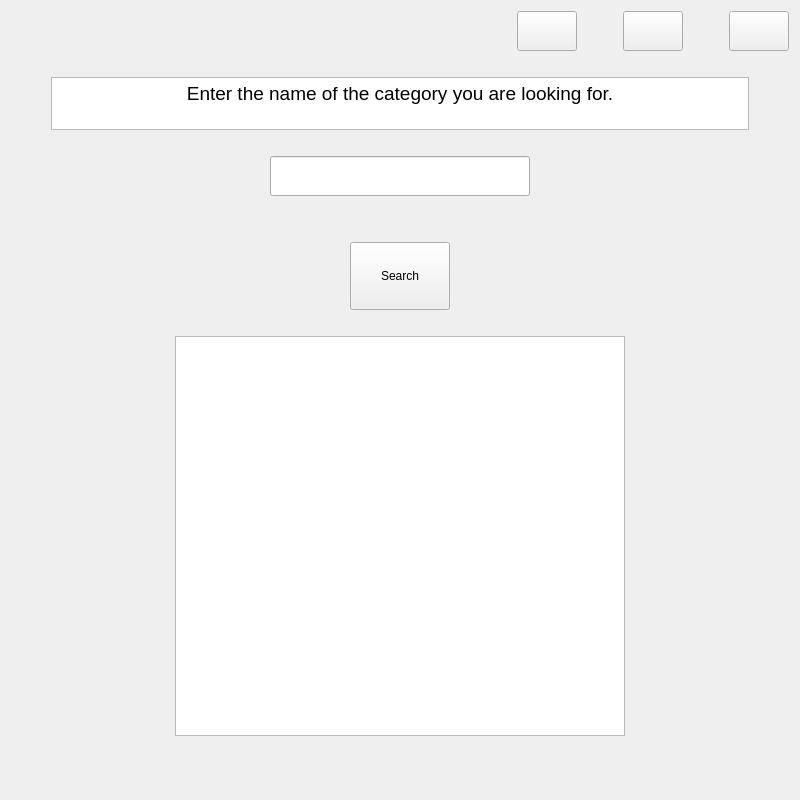
Qt form Project/search_category.ui (AminNaghiyan/uiap92_project) before a commit.
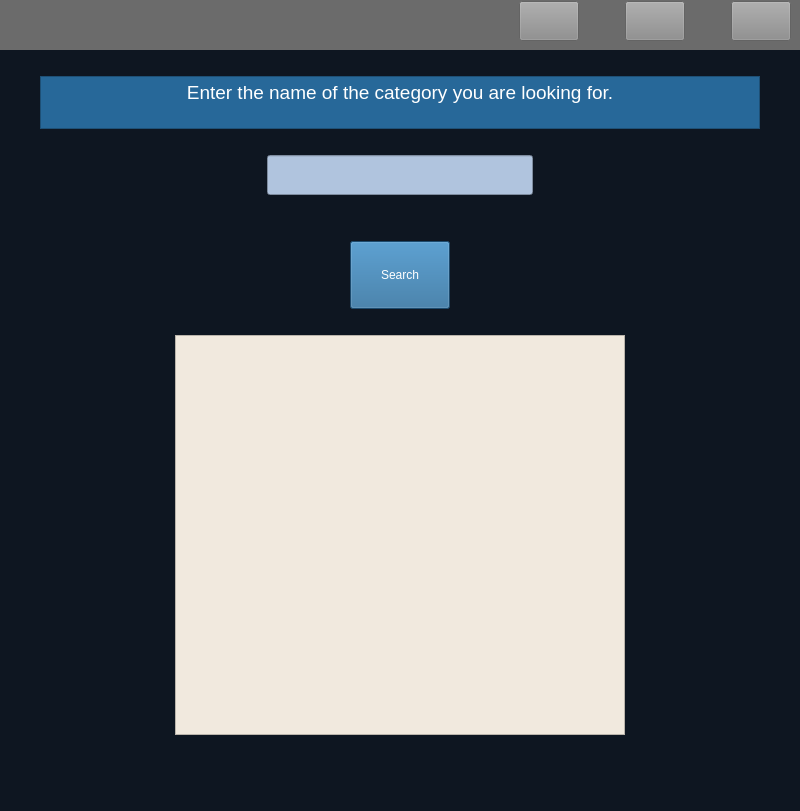
The same form after that commit. Icons and pictures are not drawn.

Commit message: Design final appearance of page Search_category

```diff
--- a/Project/search_category.ui
+++ b/Project/search_category.ui
@@ -7,7 +7,7 @@
     <x>0</x>
     <y>0</y>
     <width>800</width>
-    <height>800</height>
+    <height>811</height>
    </rect>
   </property>
   <property name="minimumSize">
@@ -19,16 +19,94 @@
   <property name="windowTitle">
    <string>Form</string>
   </property>
+  <property name="styleSheet">
+   <string notr="true">#search_category
+{
+background-color : rgb(14, 22, 33)
+}
+
+#top
+{
+background-color : rgb(107, 107, 107)
+}
+
+#back::hover
+{
+	background-color: rgb(206, 206, 206);
+}
+
+#back
+{
+background-color : rgb(140, 140, 140) ;
+border-color: rgb(0, 0, 0);
+}
+#close
+{
+background-color : rgb(140, 140, 140) ;
+}
+
+#close::hover
+{
+background-color : red 
+}
+
+#reload::hover
+{
+	background-color: rgb(206, 206, 206);
+}
+
+#reload
+{
+background-color : rgb(140, 140, 140) ;
+border-color: rgb(0, 0, 0);
+}
+
+#textBrowser
+{
+	color: rgb(255, 255, 255);
+	background-color: rgb(39, 104, 153);
+}
+
+#category_name
+{
+color: rgb(79, 59, 33);
+background-color : rgb(176, 196, 222)
+}
+
+#search
+{
+	color: rgb(255, 255, 255);
+	font: 10pt &quot;MS Shell Dlg 2&quot;;
+    background-color: rgb(39, 104, 153) ;
+}
+
+#textBrowser_2
+{
+	font: 10pt &quot;MS Shell Dlg 2&quot;;
+    color: rgb(79, 59, 33);
+    background-color : #f1e9de
+}</string>
+  </property>
   <layout class="QVBoxLayout" name="verticalLayout">
+   <property name="leftMargin">
+    <number>0</number>
+   </property>
+   <property name="topMargin">
+    <number>0</number>
+   </property>
+   <property name="rightMargin">
+    <number>0</number>
+   </property>
    <item>
     <layout class="QVBoxLayout" name="verticalLayout_2">
      <property name="bottomMargin">
       <number>0</number>
      </property>
      <item>
+      <widget class="QWidget" name="top" native="true">
       <layout class="QHBoxLayout" name="horizontalLayout">
        <property name="topMargin">
-        <number>0</number>
+         <number>1</number>
        </property>
        <item>
         <spacer name="horizontalSpacer">
@@ -60,8 +138,8 @@
          </property>
          <property name="iconSize">
           <size>
-           <width>50</width>
-           <height>40</height>
+            <width>30</width>
+            <height>30</height>
           </size>
          </property>
         </widget>
@@ -99,8 +177,8 @@
          </property>
          <property name="iconSize">
           <size>
-           <width>50</width>
-           <height>40</height>
+            <width>30</width>
+            <height>30</height>
           </size>
          </property>
         </widget>
@@ -138,13 +216,14 @@
          </property>
          <property name="iconSize">
           <size>
-           <width>50</width>
-           <height>40</height>
+            <width>30</width>
+            <height>30</height>
           </size>
          </property>
         </widget>
        </item>
       </layout>
+      </widget>
      </item>
      <item>
       <spacer name="verticalSpacer_2">
@@ -412,7 +491,7 @@
           <string>&lt;!DOCTYPE HTML PUBLIC &quot;-//W3C//DTD HTML 4.0//EN&quot; &quot;http://www.w3.org/TR/REC-html40/strict.dtd&quot;&gt;
 &lt;html&gt;&lt;head&gt;&lt;meta name=&quot;qrichtext&quot; content=&quot;1&quot; /&gt;&lt;style type=&quot;text/css&quot;&gt;
 p, li { white-space: pre-wrap; }
-&lt;/style&gt;&lt;/head&gt;&lt;body style=&quot; font-family:'MS Shell Dlg 2'; font-size:8.05594pt; font-weight:400; font-style:normal;&quot;&gt;
+&lt;/style&gt;&lt;/head&gt;&lt;body style=&quot; font-family:'MS Shell Dlg 2'; font-size:10pt; font-weight:400; font-style:normal;&quot;&gt;
 &lt;p align=&quot;center&quot; style=&quot;-qt-paragraph-type:empty; margin-top:0px; margin-bottom:0px; margin-left:0px; margin-right:0px; -qt-block-indent:0; text-indent:0px; font-size:8.05594pt;&quot;&gt;&lt;br /&gt;&lt;/p&gt;&lt;/body&gt;&lt;/html&gt;</string>
          </property>
         </widget>
```
Lines whose indentation alone changed are shown as unchanged. The commit also changes 3 other files.
